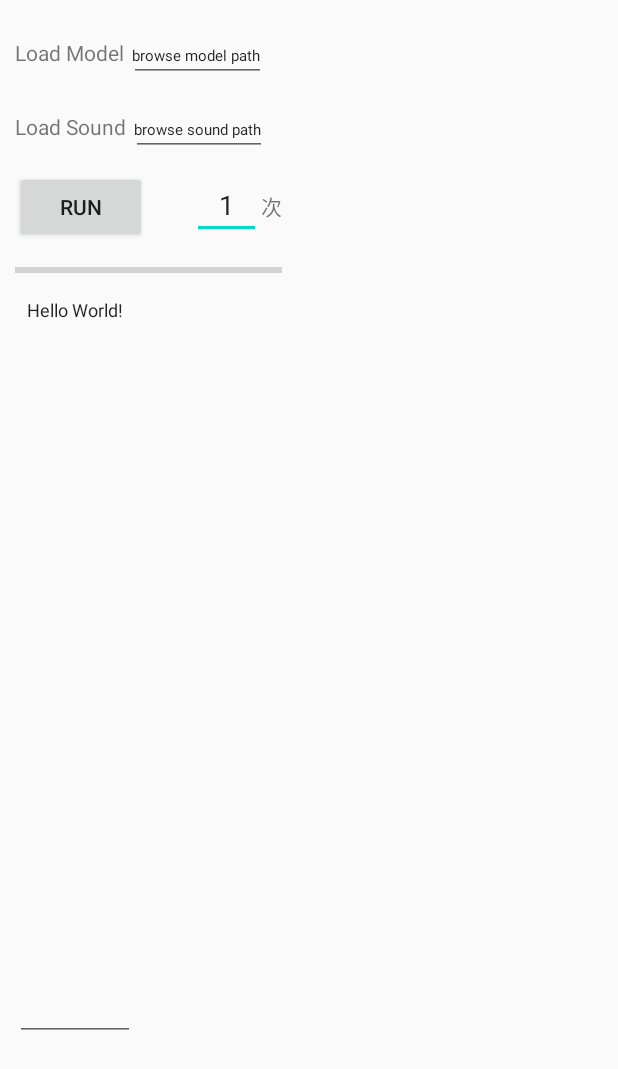
After one commit to hbszlf/Python, an Android app: the layout activity_sound_predict.xml on its own in the app's theme, with its tools: preview values and no code run, on a phone screen of 412 x 824 dp. The commit adds this screen. Shown: the top 1069 px of the screen. Run offline under Robolectric (Android 15) with nearby library versions, the phone set to English and light mode, and no system bars.

Commit message:
add svm sound predict

```diff
--- /dev/null
+++ b/app/src/main/res/layout/activity_sound_predict.xml
@@ -0,0 +1,117 @@
+<?xml version="1.0" encoding="utf-8"?>
+<android.support.constraint.ConstraintLayout xmlns:android="http://schemas.android.com/apk/res/android"
+    xmlns:app="http://schemas.android.com/apk/res-auto"
+    xmlns:tools="http://schemas.android.com/tools"
+    android:layout_width="match_parent"
+    android:layout_height="match_parent"
+    tools:context=".SoundPredictActivity">
+
+    <Button
+        android:id="@+id/runBtn"
+        android:layout_width="wrap_content"
+        android:layout_height="wrap_content"
+        android:layout_marginTop="20dp"
+        android:text="Run"
+        app:layout_constraintLeft_toLeftOf="@id/browseModelBtn"
+        app:layout_constraintTop_toBottomOf="@+id/browseSoundBtn" />
+
+    <EditText
+        android:id="@+id/durCntEt"
+        android:layout_width="wrap_content"
+        android:layout_height="wrap_content"
+        android:layout_marginLeft="30dp"
+        android:inputType="number"
+        android:paddingHorizontal="18dp"
+        android:text="1"
+        app:layout_constraintBaseline_toBaselineOf="@+id/runBtn"
+        app:layout_constraintLeft_toRightOf="@+id/runBtn" />
+
+    <EditText
+        android:id="@+id/modelPathEt"
+        android:layout_width="wrap_content"
+        android:layout_height="wrap_content"
+        android:layout_marginLeft="3dp"
+        android:inputType="textPersonName"
+        android:paddingLeft="2dp"
+        android:text="browse model path"
+        android:textSize="10sp"
+        app:layout_constraintBaseline_toBaselineOf="@+id/browseModelBtn"
+        app:layout_constraintLeft_toRightOf="@+id/browseModelBtn" />
+
+
+    <EditText
+        android:id="@+id/soundPathEt"
+        android:layout_width="wrap_content"
+        android:layout_height="wrap_content"
+        android:layout_marginLeft="3dp"
+        android:inputType="textPersonName"
+        android:paddingLeft="2dp"
+        android:text="browse sound path"
+        android:textSize="10sp"
+        app:layout_constraintBaseline_toBaselineOf="@+id/browseSoundBtn"
+        app:layout_constraintLeft_toRightOf="@+id/browseSoundBtn" />
+
+    <ProgressBar
+        android:id="@+id/progressBar"
+        style="?android:attr/progressBarStyleHorizontal"
+        android:layout_width="0dp"
+        android:layout_height="wrap_content"
+        android:layout_marginTop="10dp"
+        android:max="100"
+        app:layout_constraintLeft_toLeftOf="@+id/runBtn"
+        app:layout_constraintRight_toRightOf="@+id/durCntUnitTv"
+        app:layout_constraintTop_toBottomOf="@+id/runBtn" />
+
+
+    <ScrollView
+        android:layout_width="0dp"
+        android:layout_height="0dp"
+        android:layout_marginBottom="130dp"
+        android:layout_marginRight="80dp"
+        android:fillViewport="true"
+        app:layout_constraintBottom_toBottomOf="parent"
+        app:layout_constraintLeft_toLeftOf="@+id/runBtn"
+        app:layout_constraintRight_toRightOf="parent"
+        app:layout_constraintTop_toBottomOf="@+id/progressBar">
+
+        <EditText
+            android:id="@+id/pythonTv"
+            android:layout_width="wrap_content"
+            android:layout_height="wrap_content"
+            android:layout_gravity="top"
+            android:focusable="false"
+            android:gravity="top"
+            android:inputType="textMultiLine"
+            android:paddingHorizontal="8dp"
+            android:scrollbars="vertical"
+            android:text="Hello World!"
+            android:textSize="12sp" />
+    </ScrollView>
+
+    <TextView
+        android:id="@+id/browseSoundBtn"
+        android:layout_width="wrap_content"
+        android:layout_height="wrap_content"
+        android:layout_marginTop="30dp"
+        android:text="Load Sound"
+        app:layout_constraintLeft_toLeftOf="@+id/browseModelBtn"
+        app:layout_constraintTop_toBottomOf="@+id/browseModelBtn" />
+
+    <TextView
+        android:id="@+id/browseModelBtn"
+        android:layout_width="wrap_content"
+        android:layout_height="wrap_content"
+        android:layout_marginLeft="10dp"
+        android:layout_marginTop="25dp"
+        android:text="Load Model"
+        app:layout_constraintLeft_toLeftOf="parent"
+        app:layout_constraintTop_toTopOf="parent" />
+
+    <TextView
+        android:id="@+id/durCntUnitTv"
+        android:layout_width="wrap_content"
+        android:layout_height="wrap_content"
+        android:text="次"
+        app:layout_constraintBaseline_toBaselineOf="@+id/durCntEt"
+        app:layout_constraintLeft_toRightOf="@+id/durCntEt" />
+</android.support.constraint.ConstraintLayout>
--- a/app/src/main/res/values/strings.xml
+++ b/app/src/main/res/values/strings.xml
@@ -1,3 +1,5 @@
 <resources>
     <string name="app_name">PythonServer</string>
+    <string name="sound_predict_name">SoundPredict</string>
+
 </resources>
```
Also changed, not shown: app/src/main/AndroidManifest.xml (+23 -0 lines), app/src/main/java/com/mn/python/MainActivity.java (+9 -0 lines), app/src/main/java/com/mn/python/SoundPredictActivity.java (added, +335 -0 lines), app/src/main/java/com/mn/python/aipredict/SoundService.java (added, +199 -0 lines), app/src/main/java/com/mn/python/bean/SoundPredictResult.java (added, +37 -0 lines), app/src/main/java/com/mn/python/utils/FileUtils.java (added, +17 -0 lines), app/src/main/res/layout/activity_main.xml (+11 -0 lines), app/src/main/aidl/com/mn/aipredictservice/ISoundCallback.aidl (added), app/src/main/aidl/com/mn/aipredictservice/ISoundPredict.aidl (added), 1 other file.
